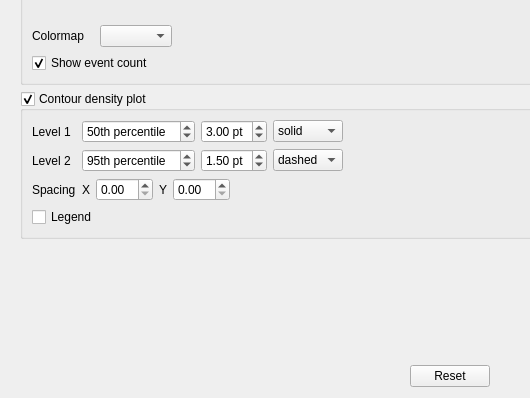
The window that shapeout2/gui/analysis/ana_plot.ui (ZELLMECHANIK-DRESDEN/ShapeOut2) describes before a commit, drawn with Qt 5; both pictures show x 0 to 530 and y 536 to 934 of the 627 by 934 pixel window.
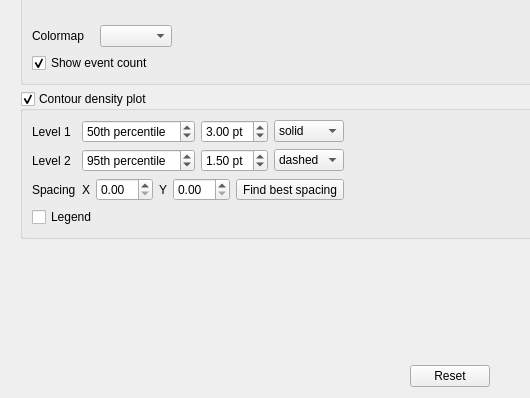
The same window after the commit. Icons and pictures are not drawn. Custom widgets are drawn as their Qt base class.

Commit message: enh: add button to compute best spacing (#110)

The edit to the form file:
```diff
--- a/shapeout2/gui/analysis/ana_plot.ui
+++ b/shapeout2/gui/analysis/ana_plot.ui
@@ -884,6 +884,13 @@
             <item>
              <widget class="QDoubleSpinBox" name="doubleSpinBox_spacing_y"/>
             </item>
+            <item>
+             <widget class="QToolButton" name="toolButton_spacing_auto">
+              <property name="text">
+               <string>Find best spacing</string>
+              </property>
+             </widget>
+            </item>
             <item>
              <spacer name="horizontalSpacer_15">
               <property name="orientation">
```
The commit also changes 4 other files.
